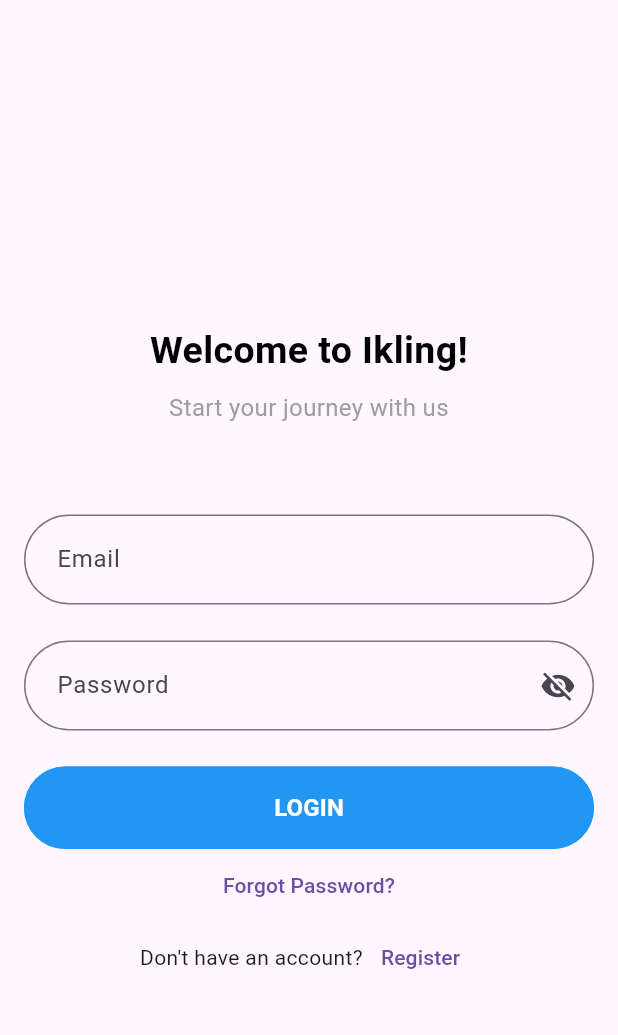
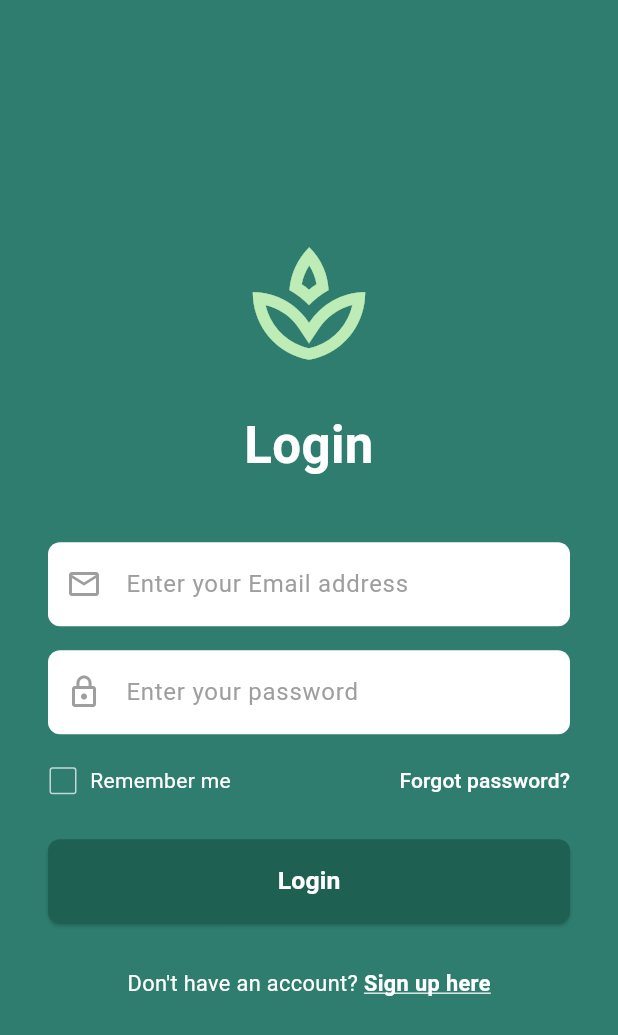
Before and after one commit to yosuahres/flutter_imk, a Flutter app: the screen it shows after launch, on a phone screen of 412 x 824 dp. Shown: the top 1035 px of the screen. Run offline on Flutter 3.47's test engine with Material 3 defaults, Android fonts, the light colour scheme and no system bars; our stand-ins replace firebase_auth, firebase_core, geocoding, geolocator, lottie; accounts and stored records are empty.

Commit message:
fix login ui

```diff
--- a/lib/screens/login.dart
+++ b/lib/screens/login.dart
@@ -9,14 +9,21 @@ class LoginScreen extends StatefulWidget {
 }
 
 class _LoginScreenState extends State<LoginScreen> {
-  // Controllers for input fields
   final _emailController = TextEditingController();
   final _passwordController = TextEditingController();
 
-  // State variables
-  bool showPassword = false;
   bool _isLoading = false;
   String _errorCode = "";
+  bool _rememberMe = false;
+
+  final Color _backgroundColor = const Color(0xFF2E7D6E);
+  final Color _logoColor = const Color(0xFFBDECB6);
+  final Color _buttonColor = const Color(0xFF1E6052);
+  final Color _whiteTextColor = Colors.white;
+  final Color _inputFillColor = Colors.white;
+  final Color _inputHintColor = Colors.grey.shade500;
+  final Color _inputIconColor = Colors.grey.shade500;
+  final Color _inputTextColor = Colors.black87;
 
   // Navigation methods
   void navigateRegister() {
@@ -34,8 +41,8 @@ class _LoginScreenState extends State<LoginScreen> {
     Navigator.pushNamed(context, 'forgot_password');
   }
 
-  // Authentication methods
   void signIn() async {
+    if (!_isLoading) {
       setState(() {
         _isLoading = true;
         _errorCode = "";
@@ -43,47 +50,72 @@ class _LoginScreenState extends State<LoginScreen> {
 
       try {
         await FirebaseAuth.instance.signInWithEmailAndPassword(
-        email: _emailController.text,
-        password: _passwordController.text,
+          email: _emailController.text.trim(),
+          password: _passwordController.text.trim(),
         );
-      navigateHome();
+        if (mounted) navigateHome();
       } on FirebaseAuthException catch (e) {
+        if (mounted) {
           setState(() {
-        _errorCode = e.code;
+            _errorCode = e.message ?? "Login failed. Please try again.";
           });
         }
+      } catch (e) {
+        if (mounted) {
+          setState(() {
+            _errorCode = "An unexpected error occurred. Please try again.";
+          });
+        }
+      }
 
+      if (mounted) {
         setState(() {
           _isLoading = false;
         });
       }
+    }
+  }
 
-  // UI state toggle
-  void toggleShowPassword() {
-    setState(() {
-      showPassword = !showPassword;
-    });
+  @override
+  void dispose() {
+    _emailController.dispose();
+    _passwordController.dispose();
+    super.dispose();
   }
 
   @override
   Widget build(BuildContext context) {
     return Scaffold(
-      body: Padding(
-        padding: const EdgeInsets.all(16.0),
+      backgroundColor: _backgroundColor,
+      body: _buildLoginForm(),
+    );
+  }
+
+  Widget _buildLoginForm() {
+    return SafeArea(
       child: Center(
-          child: ListView(
+        child: SingleChildScrollView(
+          padding: const EdgeInsets.symmetric(horizontal: 32.0, vertical: 20.0),
+          child: Column(
+            mainAxisAlignment: MainAxisAlignment.center,
+            crossAxisAlignment: CrossAxisAlignment.stretch,
             children: [
-              const SizedBox(height: 200),
+              const SizedBox(height: 20),
+              _buildLogo(),
+              const SizedBox(height: 25),
               _buildHeader(),
-              const SizedBox(height: 60),
+              const SizedBox(height: 40),
               _buildEmailField(),
-              const SizedBox(height: 24),
+              const SizedBox(height: 16),
               _buildPasswordField(),
+              const SizedBox(height: 16),
+              _buildRememberForgotRow(),
               const SizedBox(height: 24),
               if (_errorCode.isNotEmpty) _buildErrorMessage(),
               _buildLoginButton(),
-              _buildForgotPasswordButton(),
+              const SizedBox(height: 30),
               _buildRegisterRow(),
+              const SizedBox(height: 20),
             ],
           ),
         ),
@@ -91,41 +123,43 @@ class _LoginScreenState extends State<LoginScreen> {
     );
   }
 
-  // Widget builders for better structure
+  Widget _buildLogo() {
+    // Example: Image.asset('assets/images/app_logo.png', height: 80)
+    return Icon(
+      Icons.spa_outlined,
+      size: 90,
+      color: _logoColor,
+    );
+  }
+
   Widget _buildHeader() {
-    return Column(
-      children: [
-        Text(
-          'Welcome to Ikling!',
+    return Text(
+      'Login',
       textAlign: TextAlign.center,
-          style: const TextStyle(
-            fontSize: 25.0,
+      style: TextStyle(
+        fontSize: 34.0,
         fontWeight: FontWeight.bold,
-            color: Colors.black,
+        color: _whiteTextColor,
       ),
-        ),
-        const SizedBox(height: 8),
-        Text(
-          'Start your journey with us',
-          textAlign: TextAlign.center,
-          style: const TextStyle(
-            fontSize: 16.0,
-            color: Colors.grey,
-          ),
-        ),
-      ],
     );
   }
 
   Widget _buildEmailField() {
     return TextField(
       controller: _emailController,
-      decoration: const InputDecoration(
-        label: Text('Email'),
+      keyboardType: TextInputType.emailAddress,
+      style: TextStyle(color: _inputTextColor),
+      decoration: InputDecoration(
+        hintText: 'Enter your Email address',
+        hintStyle: TextStyle(color: _inputHintColor),
+        prefixIcon: Icon(Icons.email_outlined, color: _inputIconColor),
+        filled: true,
+        fillColor: _inputFillColor,
         border: OutlineInputBorder(
-          borderRadius: BorderRadius.all(Radius.circular(30.0)),
+          borderRadius: BorderRadius.circular(8.0),
+          borderSide: BorderSide.none,
         ),
-        contentPadding: EdgeInsets.all(18.0),
+        contentPadding: const EdgeInsets.symmetric(vertical: 16.0, horizontal: 16.0),
       ),
     );
   }
@@ -133,62 +167,153 @@ class _LoginScreenState extends State<LoginScreen> {
   Widget _buildPasswordField() {
     return TextField(
       controller: _passwordController,
-      obscureText: !showPassword,
+      obscureText: true,
+      style: TextStyle(color: _inputTextColor),
       decoration: InputDecoration(
-        label: const Text('Password'),
-        border: const OutlineInputBorder(
-          borderRadius: BorderRadius.all(Radius.circular(30.0)),
+        hintText: 'Enter your password',
+        hintStyle: TextStyle(color: _inputHintColor),
+        prefixIcon: Icon(Icons.lock_outline, color: _inputIconColor), // Or Icons.vpn_key_outlined
+        filled: true,
+        fillColor: _inputFillColor,
+        border: OutlineInputBorder(
+          borderRadius: BorderRadius.circular(8.0),
+          borderSide: BorderSide.none,
         ),
-        contentPadding: const EdgeInsets.all(18.0),
-        suffixIcon: IconButton(
-          icon: Icon(
-            showPassword ? Icons.visibility : Icons.visibility_off,
-          ),
-          onPressed: toggleShowPassword,
-        ),
+        contentPadding: const EdgeInsets.symmetric(vertical: 16.0, horizontal: 16.0),
       ),
     );
   }
 
-  Widget _buildErrorMessage() {
-    return Column(
+  Widget _buildRememberForgotRow() {
+    return Row(
+      mainAxisAlignment: MainAxisAlignment.spaceBetween,
       children: [
+        InkWell(
+          onTap: () {
+            setState(() {
+              _rememberMe = !_rememberMe;
+            });
+          },
+          borderRadius: BorderRadius.circular(4),
+          child: Padding(
+            padding: const EdgeInsets.symmetric(vertical: 4.0),
+            child: Row(
+              children: [
+                SizedBox(
+                  width: 20,
+                  height: 20,
+                  child: Checkbox(
+                    value: _rememberMe,
+                    onChanged: (bool? value) {
+                      if (value != null) {
+                        setState(() {
+                          _rememberMe = value;
+                        });
+                      }
+                    },
+                    activeColor: _logoColor,
+                    checkColor: _buttonColor,
+                    side: BorderSide(color: _whiteTextColor.withOpacity(0.7)),
+                    visualDensity: VisualDensity.compact,
+                    materialTapTargetSize: MaterialTapTargetSize.shrinkWrap,
+                  ),
+                ),
+                const SizedBox(width: 8),
                 Text(
-          _errorCode,
-          style: const TextStyle(color: Colors.red),
+                  'Remember me',
+                  style: TextStyle(color: _whiteTextColor, fontSize: 14),
                 ),
-        const SizedBox(height: 24),
+              ],
+            ),
+          ),
+        ),
+        TextButton(
+          onPressed: navigateForgotPassword,
+          style: TextButton.styleFrom(
+            padding: const EdgeInsets.symmetric(vertical: 4.0, horizontal: 0),
+            minimumSize: const Size(50, 30),
+            tapTargetSize: MaterialTapTargetSize.shrinkWrap,
+            alignment: Alignment.centerRight,
+            foregroundColor: _whiteTextColor,
+          ),
+          child: const Text(
+            'Forgot password?',
+            style: TextStyle(fontSize: 14),
+          ),
+        ),
       ],
     );
   }
 
-  Widget _buildLoginButton() {
-    return OutlinedButton(
-      onPressed: signIn,
-      style: OutlinedButton.styleFrom(
-        backgroundColor: Colors.blue,
-        foregroundColor: Colors.white,
-        padding: const EdgeInsets.symmetric(vertical: 16.0, horizontal: 32.0),
-        shape: RoundedRectangleBorder(
-          borderRadius: BorderRadius.circular(30.0),
-        ),
-        side: const BorderSide(color: Colors.blue, width: 2.0),
-      ),
-      child: _isLoading
-          ? const CircularProgressIndicator(
-              valueColor: AlwaysStoppedAnimation<Color>(Colors.white),
-            )
-          : const Text(
-              'LOGIN',
-              style: TextStyle(fontSize: 16.0, fontWeight: FontWeight.bold),
+  Widget _buildErrorMessage() {
+    return Padding(
+      padding: const EdgeInsets.only(bottom: 10.0, top: 5.0),
+      child: Text(
+        _errorCode,
+        style: TextStyle(color: Colors.red.shade300, fontSize: 14),
+        textAlign: TextAlign.center,
       ),
     );
   }
 
-  Widget _buildForgotPasswordButton() {
-    return TextButton(
-      onPressed: navigateForgotPassword,
-      child: const Text('Forgot Password?'),
+  Widget _buildLoginButton() {
+    return ElevatedButton(
+      onPressed: _isLoading ? null : signIn,
+      style: ElevatedButton.styleFrom(
+        backgroundColor: _buttonColor,
+        foregroundColor: _whiteTextColor,
+        padding: const EdgeInsets.symmetric(vertical: 16.0),
+        shape: RoundedRectangleBorder(
+          borderRadius: BorderRadius.circular(8.0),
+        ),
+        minimumSize: const Size(double.infinity, 50),
+      ),
+      child: _isLoading
+          ? SizedBox(
+              height: 20,
+              width: 20,
+              child: CircularProgressIndicator(
+                valueColor: AlwaysStoppedAnimation<Color>(_whiteTextColor),
+                strokeWidth: 2.5,
+              ),
+            )
+          : const Text(
+              'Login',
+              style: TextStyle(fontSize: 16.5, fontWeight: FontWeight.w600),
+            ),
+    );
+  }
+
+  Widget _buildSocialLoginButton({
+    required String text,
+    required Widget iconWidget,
+    required VoidCallback onPressed,
+  }) {
+    return ElevatedButton(
+      onPressed: onPressed,
+      style: ElevatedButton.styleFrom(
+        backgroundColor: _inputFillColor,
+        padding: const EdgeInsets.symmetric(vertical: 13.0),
+        shape: RoundedRectangleBorder(
+          borderRadius: BorderRadius.circular(8.0),
+        ),
+        minimumSize: const Size(double.infinity, 50),
+      ),
+      child: Row(
+        mainAxisAlignment: MainAxisAlignment.center,
+        children: [
+          iconWidget,
+          const SizedBox(width: 12),
+          Text(
+            text,
+            style: TextStyle(
+              color: _inputTextColor,
+              fontWeight: FontWeight.w500,
+              fontSize: 16,
+            ),
+          ),
+        ],
+      ),
     );
   }
 
@@ -196,10 +321,23 @@ class _LoginScreenState extends State<LoginScreen> {
     return Row(
       mainAxisAlignment: MainAxisAlignment.center,
       children: [
-        const Text('Don\'t have an account?'),
-        TextButton(
-          onPressed: navigateRegister,
-          child: const Text('Register'),
+        Text(
+          'Don\'t have an account? ',
+          style: TextStyle(color: _whiteTextColor, fontSize: 14.5),
+        ),
+        GestureDetector(
+          onTap: navigateRegister,
+          child: Text(
+            'Sign up here',
+            style: TextStyle(
+              color: _whiteTextColor,
+              fontWeight: FontWeight.bold,
+              fontSize: 14.5,
+              decoration: TextDecoration.underline,
+              decorationColor: _whiteTextColor.withOpacity(0.8),
+              decorationThickness: 1.5,
+            ),
+          ),
         ),
       ],
     );
```
Also changed, not shown: lib/screens/home.dart (+11 -15 lines). Lines whose indentation alone changed are shown as unchanged.
